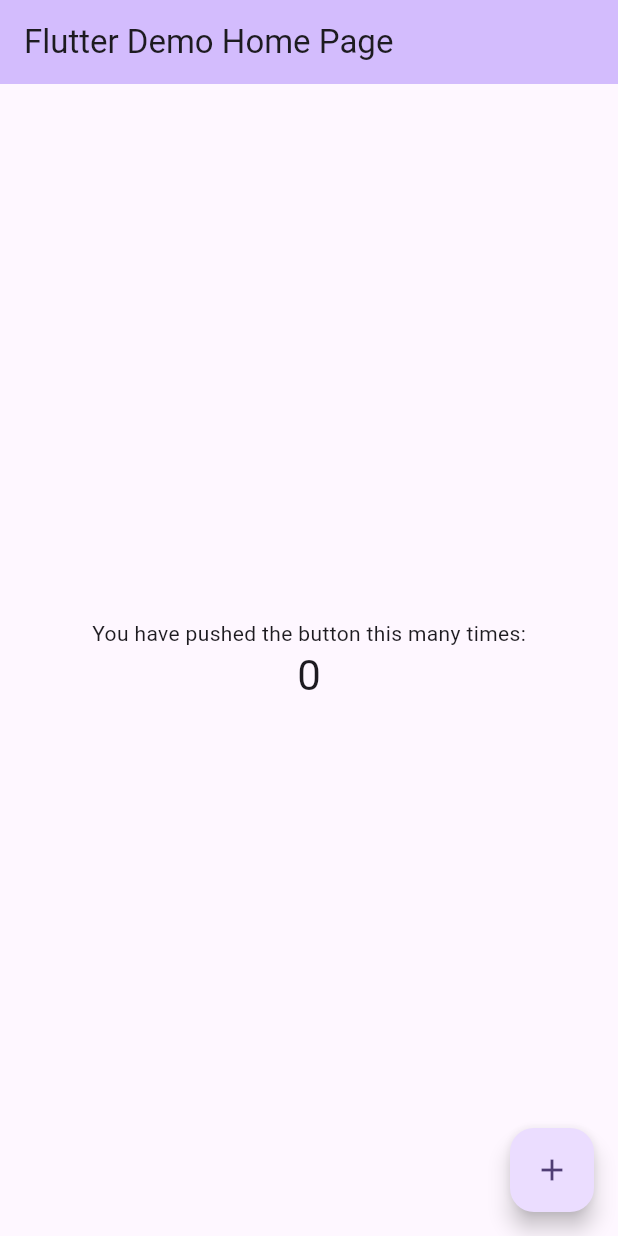
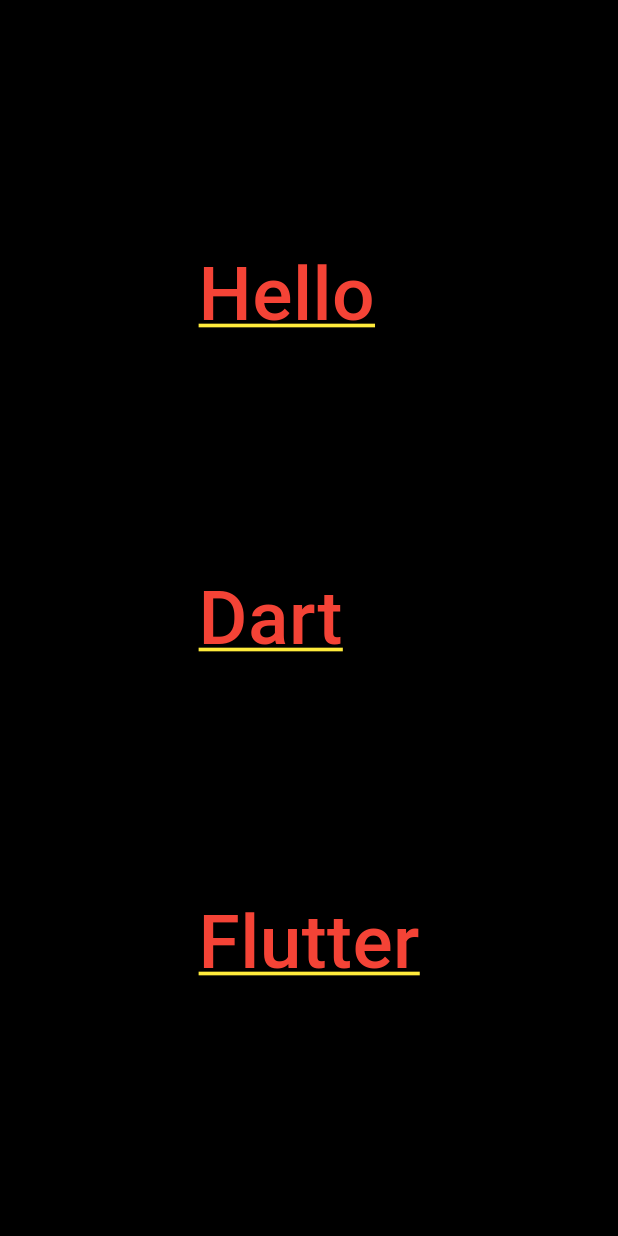
Before and after one commit to sanjuafre123/anatomy_flutter1, a Flutter app: the screen it shows after launch, on a phone screen of 412 x 824 dp. Run offline on Flutter 3.47's test engine with Material 3 defaults, Android fonts, the light colour scheme and no system bars.

Commit message:
15-03-24

```diff
--- a/lib/main.dart
+++ b/lib/main.dart
@@ -11,6 +11,7 @@
   @override
   Widget build(BuildContext context) {
     return MaterialApp(
+      debugShowCheckedModeBanner: false,
       title: 'Flutter Demo',
       theme: ThemeData(
         // This is the theme of your application.
@@ -77,49 +78,17 @@
     // fast, so that you can just rebuild anything that needs updating rather
     // than having to individually change instances of widgets.
     return Scaffold(
-      appBar: AppBar(
-        // TRY THIS: Try changing the color here to a specific color (to
-        // Colors.amber, perhaps?) and trigger a hot reload to see the AppBar
-        // change color while the other colors stay the same.
-        backgroundColor: Theme.of(context).colorScheme.inversePrimary,
-        // Here we take the value from the MyHomePage object that was created by
-        // the App.build method, and use it to set our appbar title.
-        title: Text(widget.title),
+      backgroundColor: Colors.black,
+      body: Center(
+        child: Text('Hello\n\n\nDart\n\n\nFlutter',
+        style: TextStyle(color: Colors.red,
+        fontSize: 50,
+          fontWeight: FontWeight.w500,
+          decoration: TextDecoration.underline,
+          decorationColor: Colors.yellow
+
+        ),),
       ),
-      body: Center(
-        // Center is a layout widget. It takes a single child and positions it
-        // in the middle of the parent.
-        child: Column(
-          // Column is also a layout widget. It takes a list of children and
-          // arranges them vertically. By default, it sizes itself to fit its
-          // children horizontally, and tries to be as tall as its parent.
-          //
-          // Column has various properties to control how it sizes itself and
-          // how it positions its children. Here we use mainAxisAlignment to
-          // center the children vertically; the main axis here is the vertical
-          // axis because Columns are vertical (the cross axis would be
-          // horizontal).
-          //
-          // TRY THIS: Invoke "debug painting" (choose the "Toggle Debug Paint"
-          // action in the IDE, or press "p" in the console), to see the
-          // wireframe for each widget.
-          mainAxisAlignment: MainAxisAlignment.center,
-          children: <Widget>[
-            const Text(
-              'You have pushed the button this many times:',
-            ),
-            Text(
-              '$_counter',
-              style: Theme.of(context).textTheme.headlineMedium,
-            ),
-          ],
-        ),
-      ),
-      floatingActionButton: FloatingActionButton(
-        onPressed: _incrementCounter,
-        tooltip: 'Increment',
-        child: const Icon(Icons.add),
-      ), // This trailing comma makes auto-formatting nicer for build methods.
     );
   }
 }
```
